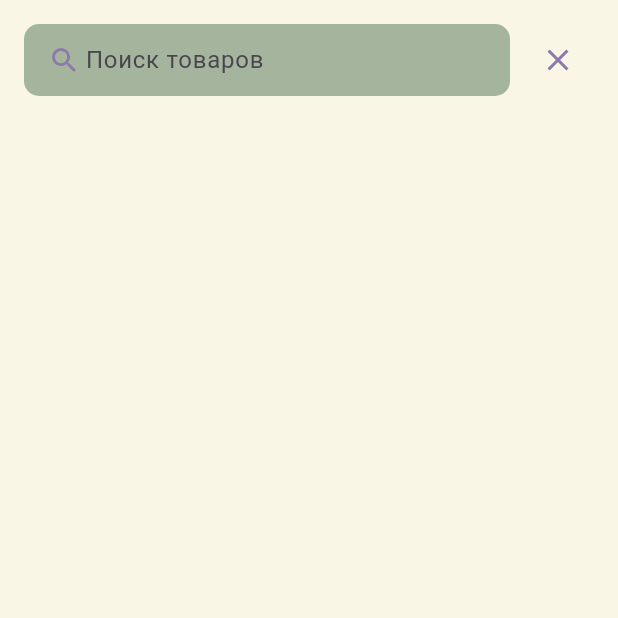
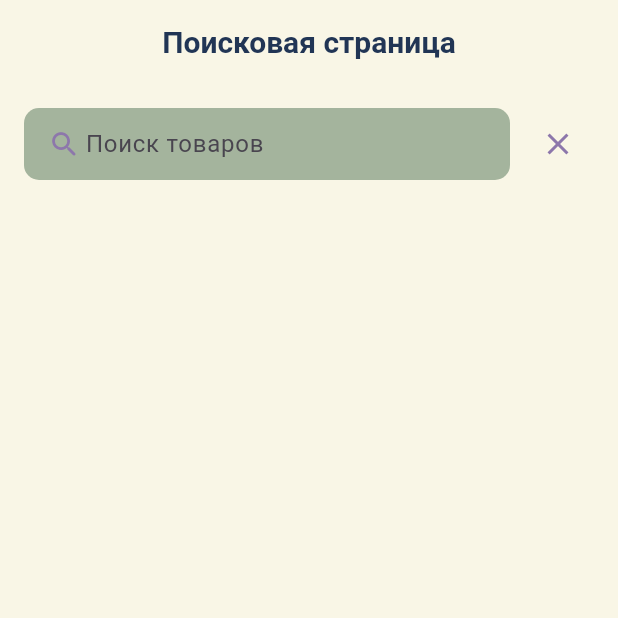
Before and after one commit to johnStuart00/mata_online_market, a Flutter app: the SearchScreen screen opened by its route, on a phone screen of 412 x 824 dp, the top half of it. Run offline on Flutter 3.47's test engine with Material 3 defaults, Android fonts, the phone set to English and light mode, and no system bars; our stand-ins replace adaptive_theme, carousel_slider, dot_navigation_bar, get, hive_flutter, introduction_screen and 2 more; accounts and stored records are empty; generated files the repository leaves out were written again.

Commit message:
yesterdays wrongs solved

```diff
--- a/lib/core/localization/l10n/app_ru.arb
+++ b/lib/core/localization/l10n/app_ru.arb
@@ -16,5 +16,6 @@
     "banner": "Баннер",
     "aksiyadakyHarytlar": "Товары на акции",
     "tazeGelenHarytlar": "Новые поступления товаров",
-    "sebedim": "Моя корзина"
+    "sebedim": "Моя корзина",
+    "gozlegSahypa": "Поисковая страница"
 }
--- a/lib/core/localization/l10n/app_tr.arb
+++ b/lib/core/localization/l10n/app_tr.arb
@@ -16,5 +16,6 @@
     "banner": "Banner",
     "aksiyadakyHarytlar": "Aksiýadaky harytlar",
     "tazeGelenHarytlar": "Täze gelen harytlar",
-    "sebedim": "Sebedim"
+    "sebedim": "Sebedim",
+    "gozlegSahypa": "Gözleg sahypa"
 }
--- a/lib/features/basket_screen/presentation/basket_screen.dart
+++ b/lib/features/basket_screen/presentation/basket_screen.dart
@@ -29,10 +29,11 @@ class BasketScreen extends StatelessWidget {
           : CustomScrollView(
               slivers: [
                 SliverAppBar(
-                  title: Text(AppLocalizations.of(context)!.sebedim),
                   floating: true,
                   snap: true,
                   centerTitle: true,
+                  automaticallyImplyLeading: false,
+                  title: Text(AppLocalizations.of(context)!.sebedim),
                 ),
                 SliverPadding(
                   padding: const EdgeInsets.all(10.0),
--- a/lib/features/search_screen/presentation/search_screen.dart
+++ b/lib/features/search_screen/presentation/search_screen.dart
@@ -2,7 +2,9 @@ import 'package:flutter/material.dart';
 import 'package:get/get.dart';
 import 'package:hive_flutter/hive_flutter.dart';
 import 'package:mata_online_market/core/assets/app_icons.dart';
+import 'package:mata_online_market/core/constants/app_spacing.dart';
 import 'package:mata_online_market/core/widgets/search_field_widget.dart';
+import 'package:flutter_gen/gen_l10n/app_localizations.dart';
 
 class SearchScreen extends StatefulWidget {
   const SearchScreen({super.key});
@@ -30,12 +32,14 @@ class _SearchScreenState extends State<SearchScreen> {
 
   @override
   Widget build(BuildContext context) {
-    return SafeArea(
-      top: true,
-      bottom: true,
-      child: Scaffold(
+    return Scaffold(
+      appBar: AppBar(
+        automaticallyImplyLeading: false,
+        centerTitle: true,
+        title: Text(AppLocalizations.of(context)!.gozlegSahypa),
+      ),
       body: Padding(
-          padding: const EdgeInsets.all(16.0),
+        padding: AppSpacing.screenPadding,
         child: Column(children: [
           // Search Field start
           Row(
@@ -86,7 +90,6 @@ class _SearchScreenState extends State<SearchScreen> {
           // Display Search History field end
         ]),
       ),
-      ),
     );
   }
 }
```
Lines whose indentation alone changed are shown as unchanged.
